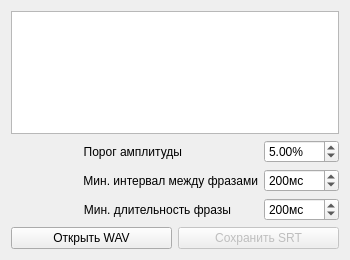
Before: the Qt Designer form src/mainwindow.ui in PalmtopTiger/TFA, drawn with Qt 5.
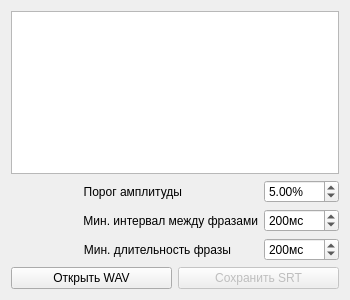
After: the same form once the commit is applied.

Commit message: Use QTableView to display file info

```diff
--- a/src/mainwindow.ui
+++ b/src/mainwindow.ui
@@ -7,13 +7,13 @@
     <x>0</x>
     <y>0</y>
     <width>350</width>
-    <height>260</height>
+    <height>300</height>
    </rect>
   </property>
   <property name="minimumSize">
    <size>
     <width>300</width>
-    <height>260</height>
+    <height>300</height>
    </size>
   </property>
   <property name="acceptDrops">
@@ -25,10 +25,22 @@
   <widget class="QWidget" name="centralWidget">
    <layout class="QVBoxLayout" name="verticalLayout">
     <item>
-     <widget class="QTextEdit" name="edInfo">
-      <property name="readOnly">
+     <widget class="QTableView" name="tbInfo">
+      <property name="editTriggers">
+       <set>QAbstractItemView::NoEditTriggers</set>
+      </property>
+      <property name="selectionMode">
+       <enum>QAbstractItemView::NoSelection</enum>
+      </property>
+      <property name="cornerButtonEnabled">
+       <bool>false</bool>
+      </property>
+      <attribute name="horizontalHeaderVisible">
+       <bool>false</bool>
+      </attribute>
+      <attribute name="horizontalHeaderStretchLastSection">
        <bool>true</bool>
-      </property>
+      </attribute>
      </widget>
     </item>
     <item>
```
The commit also changes 1 other file.
